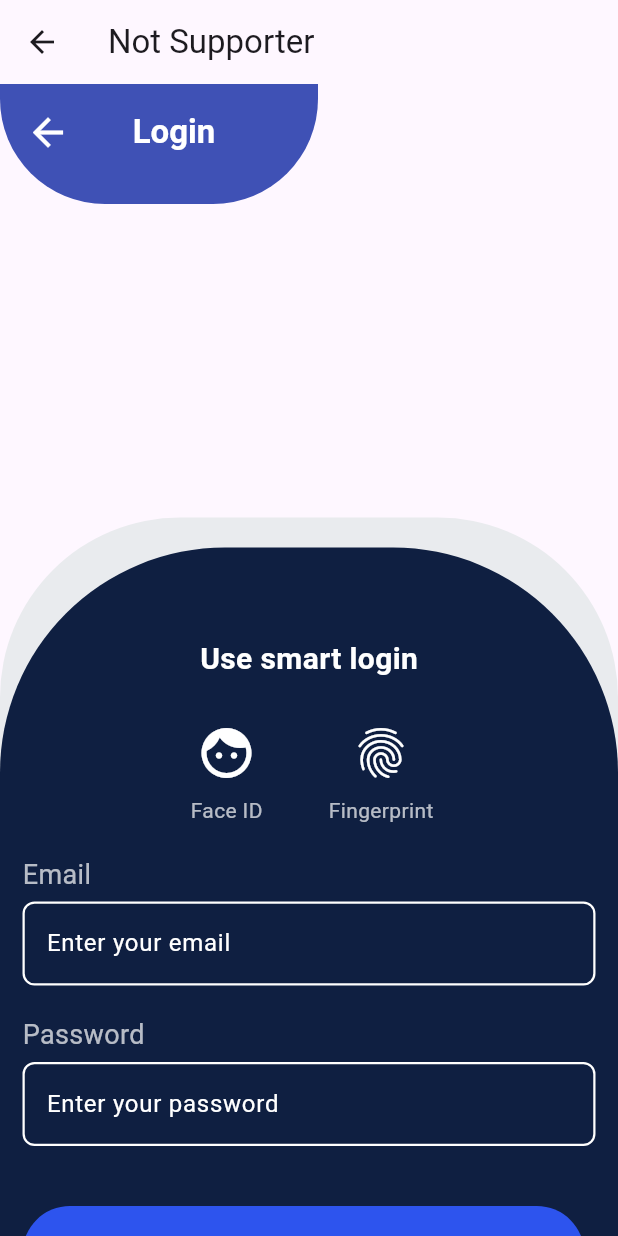
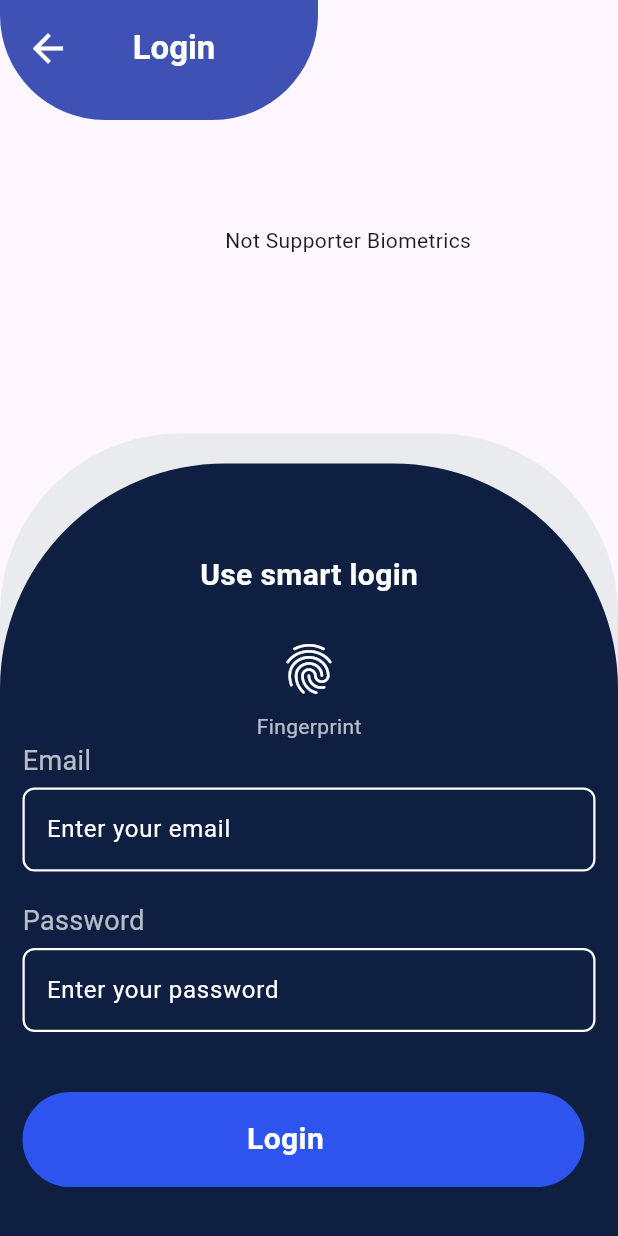
Before and after one commit to Anan-Elayan/smart_login_app, a Flutter app: the LoginView screen opened directly, after a tap on the "fingerprint" icon, on a phone screen of 412 x 824 dp. Run offline on Flutter 3.47's test engine with Material 3 defaults, Android fonts, the light colour scheme and no system bars; our stand-ins replace local_auth.

Commit message:
initial comment

```diff
--- a/lib/login.dart
+++ b/lib/login.dart
@@ -30,77 +30,37 @@ class _LoginViewState extends State<LoginView> {
         );
   }
 
-  // final LocalAuthentication auth = LocalAuthentication();
-  // bool _canCheckBiometrics = false;
-  // String _authorized = 'Not Authorized';
-  // bool _isAuthenticating = false;
-  //
-  // @override
-  // void initState() {
-  //   super.initState();
-  //   _checkBiometrics();
-  // }
-  //
-  // Future<void> _checkBiometrics() async {
-  //   bool canCheckBiometrics = false;
-  //   bool isDeviceSupported = false;
-  //
-  //   try {
-  //     _canCheckBiometrics = await auth.canCheckBiometrics;
-  //     isDeviceSupported = await auth.isDeviceSupported();
-  //   } catch (e) {
-  //     canCheckBiometrics = false;
-  //     print("Error checking biometrics: $e");
-  //   }
-  //   setState(() {
-  //     _canCheckBiometrics = canCheckBiometrics! && isDeviceSupported;
-  //   });
-  // }
-  //
-  // Future<void> _authenticate() async {
-  //   print("Authentication started");
-  //   bool authenticated = false;
-  //   try {
-  //     setState(() {
-  //       _isAuthenticating = true;
-  //       _authorized = 'Authenticating';
-  //     });
-  //     authenticated = await auth.authenticate(
-  //       localizedReason: 'Scan your face or fingerprint to authenticate',
-  //       options: const AuthenticationOptions(
-  //         useErrorDialogs: true,
-  //         stickyAuth: true,
-  //         biometricOnly: true,
-  //       ),
-  //     );
-  //
-  //     setState(() {
-  //       _isAuthenticating = false;
-  //       _authorized = authenticated ? 'Authorized' : 'Not Authorized';
-  //     });
-  //   } catch (e) {
-  //     setState(() {
-  //       _isAuthenticating = false;
-  //       _authorized = 'Error: ${e.toString()}';
-  //     });
-  //     print("Authentication error: $e");
-  //     return;
-  //   }
-  //
-  //   if (!mounted) return;
-  //
-  //   setState(() {
-  //     _authorized = authenticated ? 'Authorized' : 'Not Authorized';
-  //   });
-  //
-  //   print("Authentication completed: $_authorized");
-  //
-  //   if (authenticated) {
-  //     ScaffoldMessenger.of(context).showSnackBar(
-  //       const SnackBar(content: Text('Authentication Successful!')),
-  //     );
-  //   }
-  // }
+  Future<void> _authenticate() async {
+    try {
+      bool authenticated = await auth.authenticate(
+        localizedReason: 'Scan your censors to login',
+        options: const AuthenticationOptions(
+          stickyAuth: true,
+          biometricOnly: true,
+        ),
+      );
+      print("Authenticated: $authenticated ");
+      if (authenticated) {
+        Navigator.push(
+          context,
+          MaterialPageRoute(
+            builder: (context) => HomeScreen(),
+          ),
+        );
+      }
+    } on PlatformException catch (e) {
+      print(e);
+    }
+  }
+
+  Future<void> _getAvailableBiometrics() async {
+    List<BiometricType> availableBiometrics =
+        await auth.getAvailableBiometrics();
+    print('List of availableBiometrics: $availableBiometrics');
+    if (!mounted) {
+      return;
+    }
+  }
 
   @override
   Widget build(BuildContext context) {
@@ -109,9 +69,6 @@ class _LoginViewState extends State<LoginView> {
 
     return SafeArea(
       child: Scaffold(
-        appBar: AppBar(
-          title: _supportState ? Text('supported') : Text('Not Supporter'),
-        ),
         body: SingleChildScrollView(
           child: Center(
             child: Column(
@@ -155,6 +112,12 @@ class _LoginViewState extends State<LoginView> {
                                   ),
                         ),
                       ),
+                    ),
+                    Padding(
+                      padding: const EdgeInsets.only(top: 150, left: 150),
+                      child: _supportState
+                          ? Text('supported Biometrics')
+                          : Text('Not Supporter Biometrics'),
                     ),
                   ],
                 ),
@@ -210,24 +173,24 @@ class _LoginViewState extends State<LoginView> {
                                           mainAxisAlignment:
                                               MainAxisAlignment.center,
                                           children: [
-                                            Column(
-                                              children: [
-                                                IconButton(
-                                                  onPressed: _authenticate,
-                                                  icon: const Icon(
-                                                    Icons.face_sharp,
-                                                    color: Colors.white,
-                                                    size: 40,
-                                                  ),
-                                                ),
-                                                const Text(
-                                                  "Face ID",
-                                                  style: TextStyle(
-                                                      color: Colors.white70),
-                                                ),
-                                              ],
-                                            ),
-                                            const SizedBox(width: 40),
+                                            // Column(
+                                            //   children: [
+                                            //     IconButton(
+                                            //       onPressed: _authenticate,
+                                            //       icon: const Icon(
+                                            //         Icons.face_sharp,
+                                            //         color: Colors.white,
+                                            //         size: 40,
+                                            //       ),
+                                            //     ),
+                                            //     const Text(
+                                            //       "Face ID",
+                                            //       style: TextStyle(
+                                            //           color: Colors.white70),
+                                            //     ),
+                                            //   ],
+                                            // ),
+                                            // const SizedBox(width: 40),
                                             Column(
                                               children: [
                                                 IconButton(
@@ -250,7 +213,7 @@ class _LoginViewState extends State<LoginView> {
                                       ],
                                     ),
                                   ),
-                                  const SizedBox(height: 20),
+                                  // const SizedBox(height: 20),
                                   Padding(
                                     padding: const EdgeInsets.symmetric(
                                         horizontal: 15),
@@ -323,36 +286,4 @@ class _LoginViewState extends State<LoginView> {
       ),
     );
   }
-
-  Future<void> _authenticate() async {
-    try {
-      bool authenticated = await auth.authenticate(
-        localizedReason: 'Scan your censors to login',
-        options: const AuthenticationOptions(
-          stickyAuth: true,
-          biometricOnly: false,
-        ),
-      );
-      print("Authenticated: $authenticated ");
-      if (authenticated) {
-        Navigator.push(
-          context,
-          MaterialPageRoute(
-            builder: (context) => HomeScreen(),
-          ),
-        );
-      }
-    } on PlatformException catch (e) {
-      print(e);
-    }
-  }
-
-  Future<void> _getAvailableBiometrics() async {
-    List<BiometricType> availableBiometrics =
-        await auth.getAvailableBiometrics();
-    print('List of availableBiometrics: $availableBiometrics');
-    if (!mounted) {
-      return;
-    }
-  }
 }
```
